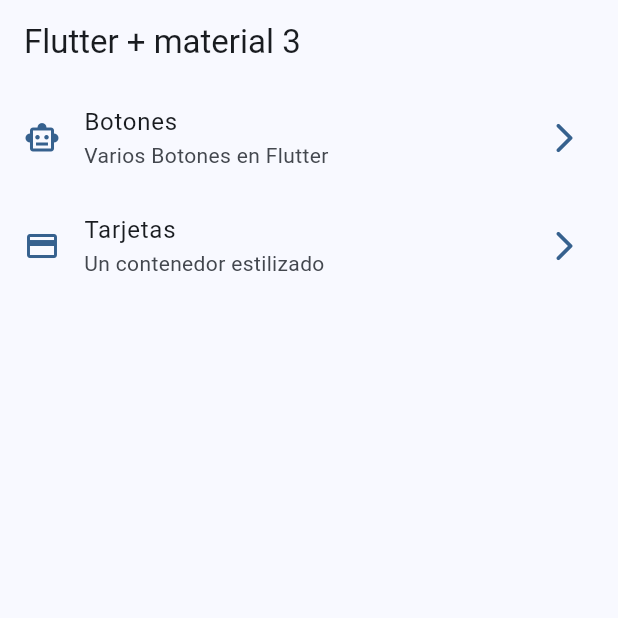
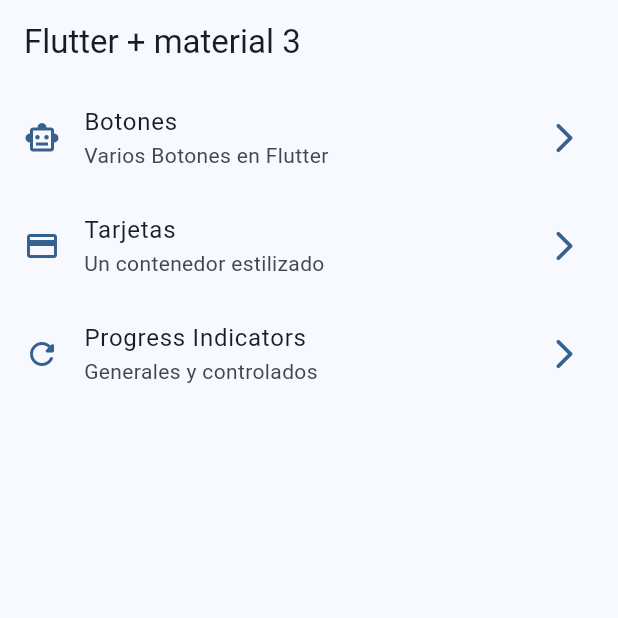
Before and after one commit to max-vigtov/widgets-app, a Flutter app: the screen it shows after launch, on a phone screen of 412 x 824 dp, the top half of it. Run offline on Flutter 3.47's test engine with Material 2 defaults, Android fonts, the phone set to English and light mode, and no system bars; our stand-ins replace go_router.

Commit message:
Progress Indicators Finished

```diff
--- a/lib/config/menu/menu_items.dart
+++ b/lib/config/menu/menu_items.dart
@@ -29,5 +29,12 @@ const appMenuItems = <MenuItem>[
     icon: Icons.credit_card
     ),
 
+  MenuItem(
+    title: 'Progress Indicators',
+    subTitle: 'Generales y controlados',
+    link: '/progress',
+    icon: Icons.refresh_rounded
+    ),
+
 
 ];
--- a/lib/config/router/app_router.dart
+++ b/lib/config/router/app_router.dart
@@ -19,6 +19,12 @@ final appRouter= GoRouter(
       path: '/cards',
       name: CardsScreen.name,
       builder: (context, state) => const CardsScreen()
+      ),
+
+    GoRoute(
+      path: '/progress',
+      name: ProgressScreen.name,
+      builder: (context, state) => const ProgressScreen(),
       )
   ]
 );
```
Also changed, not shown: lib/presentation/screens/progress/progress_screen.dart (+58 -1 lines).
